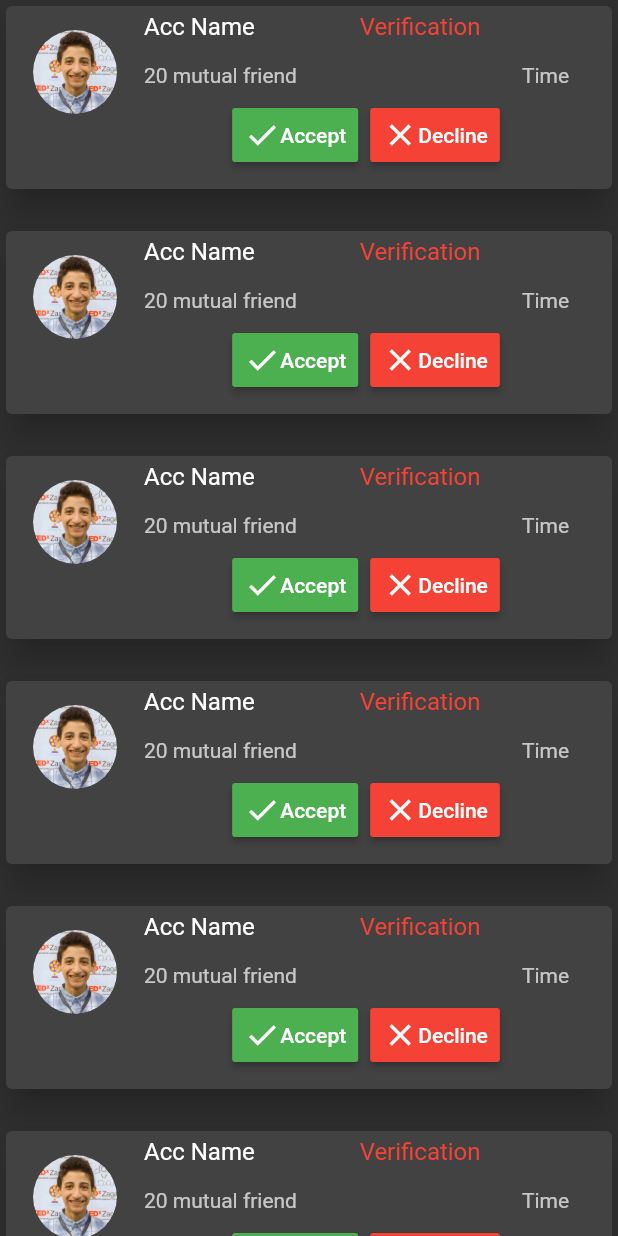
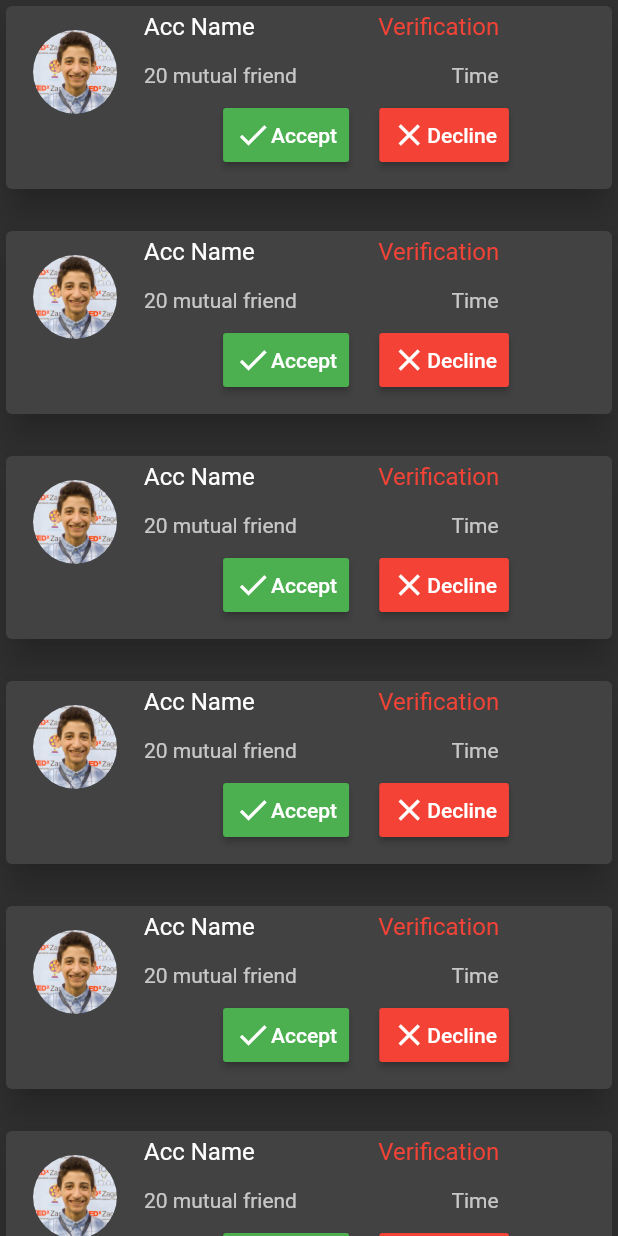
Before and after one commit to OmarHanyhassan/E-soor, a Flutter app: the FriendRequests screen opened directly, on a phone screen of 412 x 824 dp. Run offline on Flutter 3.47's test engine with Material 2 defaults, Android fonts, the phone set to English and light mode, and no system bars; our stand-ins replace firebase_auth, firebase_database, flutter_login, flutter_rating_bar, permission_handler, sliding_up_panel and 1 more; missing offline and left inert: googleapis, speech_recognition; accounts and stored records are empty.

Commit message:
Updating some lines

```diff
--- a/lib/social/friend_requests.dart
+++ b/lib/social/friend_requests.dart
@@ -30,7 +30,7 @@ class _FriendRequestsState extends State<FriendRequests> {
 								mainAxisAlignment: MainAxisAlignment.start,
 								children: <Widget>[
 									Text("Acc Name"),
-									SizedBox(width: 70,),
+									SizedBox(width: size.width*0.2,),
 									Text(
 										"Verification",
 										style: TextStyle(
@@ -48,7 +48,7 @@ class _FriendRequestsState extends State<FriendRequests> {
 											children: <Widget>[
 												Text("$friendsNum" + " mutual friend"),
 												SizedBox(
-													width: 150,
+													width: size.width*0.25,
 												),
 												Text("Time"),
 											],
@@ -66,6 +66,7 @@ class _FriendRequestsState extends State<FriendRequests> {
 													),
 													onPressed: () {},
 												),
+                                                    SizedBox(width: size.width*0.01,),
 												RaisedButton(
 													color: Colors.red,
 													child: Row(
```
